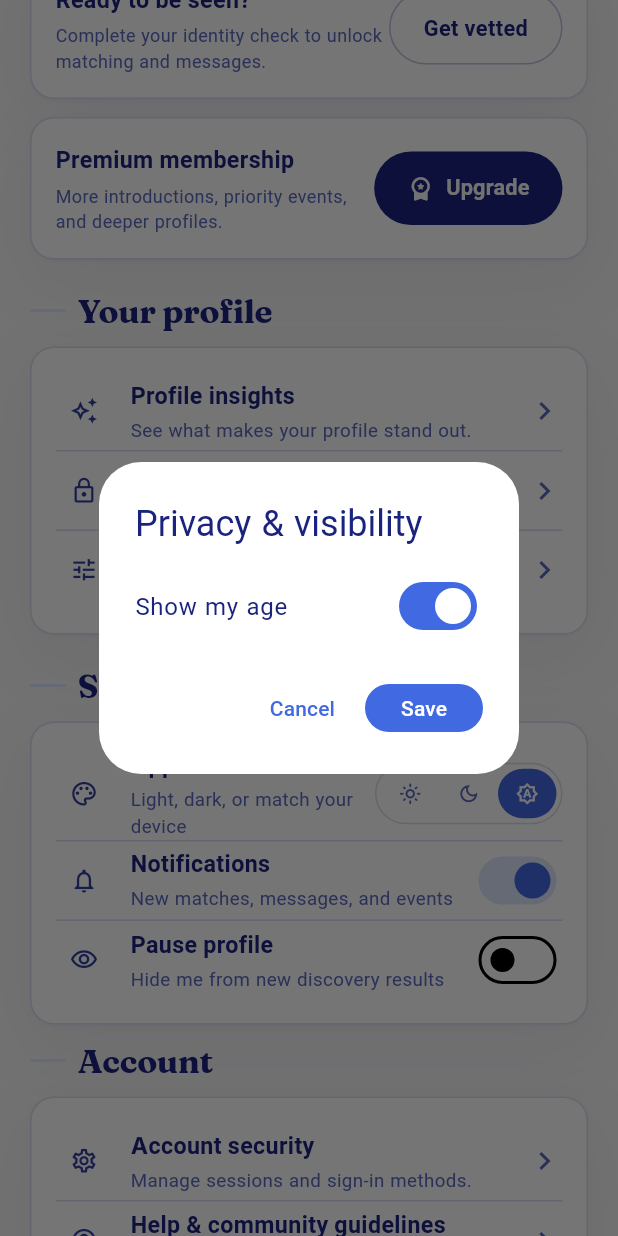
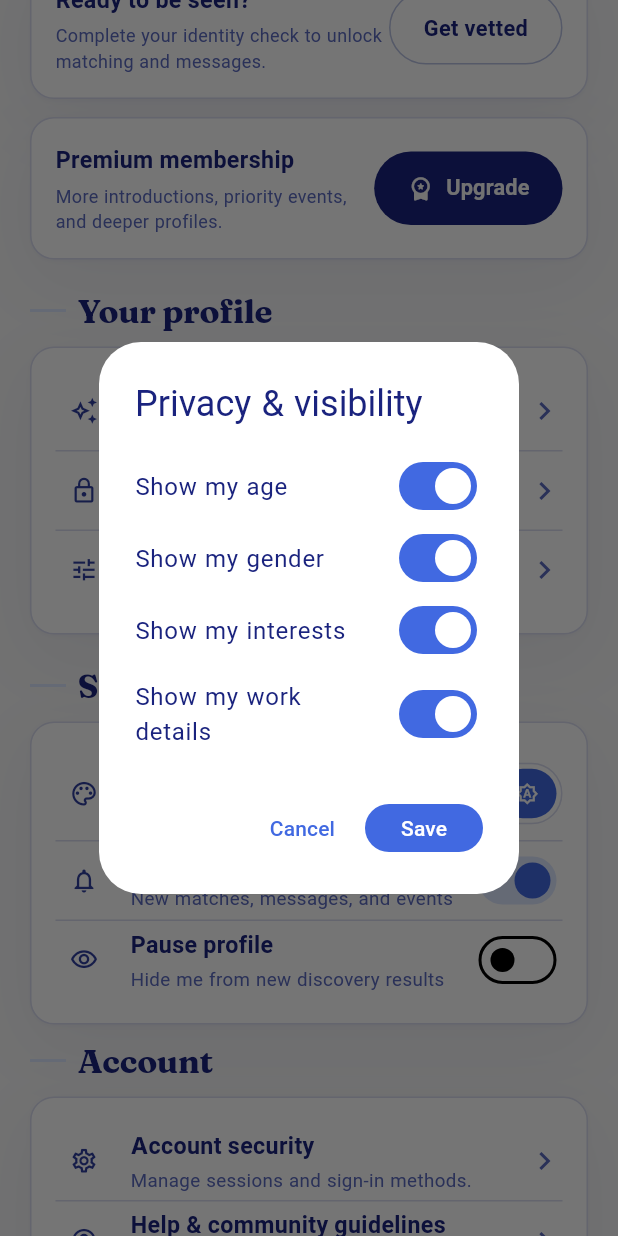
Before and after one commit to magmastormy/AfriConnect-DatingPlatform-Freelance, a Flutter app: the ProfileScreen widget shown alone on an empty page, opened directly, scrolled down 576 dp, after a tap on "Privacy & visibility", on a phone screen of 412 x 824 dp. Run offline on Flutter 3.47's test engine with Material 3 defaults, Android fonts, the phone set to English and light mode, and no system bars; our stand-ins replace flutter_riverpod, flutter_secure_storage, geolocator, go_router, shared_preferences, universal_platform; missing offline and left inert: clerk_flutter; accounts and stored records are empty; network calls fail; statements that could not run were skipped.

Commit message:
Add guided onboarding and profile visibility controls

```diff
--- a/apps/mobile/lib/features/auth/presentation/login_screen.dart
+++ b/apps/mobile/lib/features/auth/presentation/login_screen.dart
@@ -48,7 +48,7 @@ class _LoginScreenState extends State<LoginScreen> {
             email: email.text.trim(),
             phone: phone.text.trim(),
             code: code.text.trim());
-        if (mounted) context.go('/');
+        if (mounted) context.go('/onboarding');
       }
     } catch (e) {
       setState(() => error = e.toString());
--- a/apps/mobile/lib/features/profile/presentation/profile_screen.dart
+++ b/apps/mobile/lib/features/profile/presentation/profile_screen.dart
@@ -720,20 +720,25 @@ class _ProfileScreenState extends State<ProfileScreen> {
   }
 
   Future<void> _showPrivacy() async {
-    var showAge = profile?['privacy'] is Map<String, dynamic>
-        ? (profile!['privacy'] as Map<String, dynamic>)['showAge'] != false
-        : true;
+    final privacy = profile?['privacy'] as Map<String, dynamic>? ?? {};
+    var showAge = privacy['showAge'] != false;
+    var showGender = privacy['showGender'] != false;
+    var showInterests = privacy['showInterests'] != false;
+    var showWork = privacy['showWork'] != false;
     await showDialog<void>(
         context: context,
         builder: (dialogContext) => AlertDialog(
                 title: const Text('Privacy & visibility'),
                 content: StatefulBuilder(
-                    builder: (_, setState) => SwitchListTile(
-                        contentPadding: EdgeInsets.zero,
-                        tileColor: Colors.transparent,
-                        title: const Text('Show my age'),
-                        value: showAge,
-                        onChanged: (value) => setState(() => showAge = value))),
+                    builder: (_, setState) => Column(
+                          mainAxisSize: MainAxisSize.min,
+                          children: [
+                            _privacySwitch('Show my age', showAge, (value) => setState(() => showAge = value)),
+                            _privacySwitch('Show my gender', showGender, (value) => setState(() => showGender = value)),
+                            _privacySwitch('Show my interests', showInterests, (value) => setState(() => showInterests = value)),
+                            _privacySwitch('Show my work details', showWork, (value) => setState(() => showWork = value)),
+                          ],
+                        )),
                 actions: [
                   TextButton(
                       onPressed: () => Navigator.pop(dialogContext),
@@ -742,7 +747,12 @@ class _ProfileScreenState extends State<ProfileScreen> {
                       onPressed: () async {
                         try {
                           await AppServices.account
-                              .updatePrivacy({'showAge': showAge});
+                              .updatePrivacy({
+                                'showAge': showAge,
+                                'showGender': showGender,
+                                'showInterests': showInterests,
+                                'showWork': showWork,
+                              });
                           if (dialogContext.mounted) {
                             Navigator.pop(dialogContext);
                           }
@@ -757,6 +767,13 @@ class _ProfileScreenState extends State<ProfileScreen> {
                       child: const Text('Save'))
                 ]));
   }
+
+  SwitchListTile _privacySwitch(String title, bool value, ValueChanged<bool> onChanged) => SwitchListTile(
+        contentPadding: EdgeInsets.zero,
+        tileColor: Colors.transparent,
+        title: Text(title),
+        value: value,
+        onChanged: onChanged);
 
   Future<void> _showPreferences() async {
     final ageMin = TextEditingController(
--- a/apps/mobile/lib/main.dart
+++ b/apps/mobile/lib/main.dart
@@ -7,6 +7,7 @@ import 'core/services.dart';
 import 'core/theme/app_theme.dart';
 import 'core/widgets/device_frame.dart';
 import 'features/auth/presentation/login_screen.dart';
+import 'features/onboarding/presentation/onboarding_screen.dart';
 import 'features/home/presentation/app_shell.dart';
 import 'features/showcase/interactions_showcase_screen.dart';
 import 'features/splash/presentation/splash_screen.dart';
@@ -38,6 +39,7 @@ class AfriConnectApp extends StatelessWidget {
     routes: [
       GoRoute(path: '/splash', builder: (_, __) => const SplashScreen()),
       GoRoute(path: '/login', builder: (_, __) => const LoginScreen()),
+      GoRoute(path: '/onboarding', builder: (_, __) => const OnboardingScreen()),
       GoRoute(path: '/', builder: (_, __) => const AppShell()),
       GoRoute(path: '/preview', builder: (_, __) => const AppShell()),
       GoRoute(
```
Also changed, not shown: apps/mobile/lib/features/onboarding/presentation/onboarding_screen.dart (added, +126 -0 lines).
